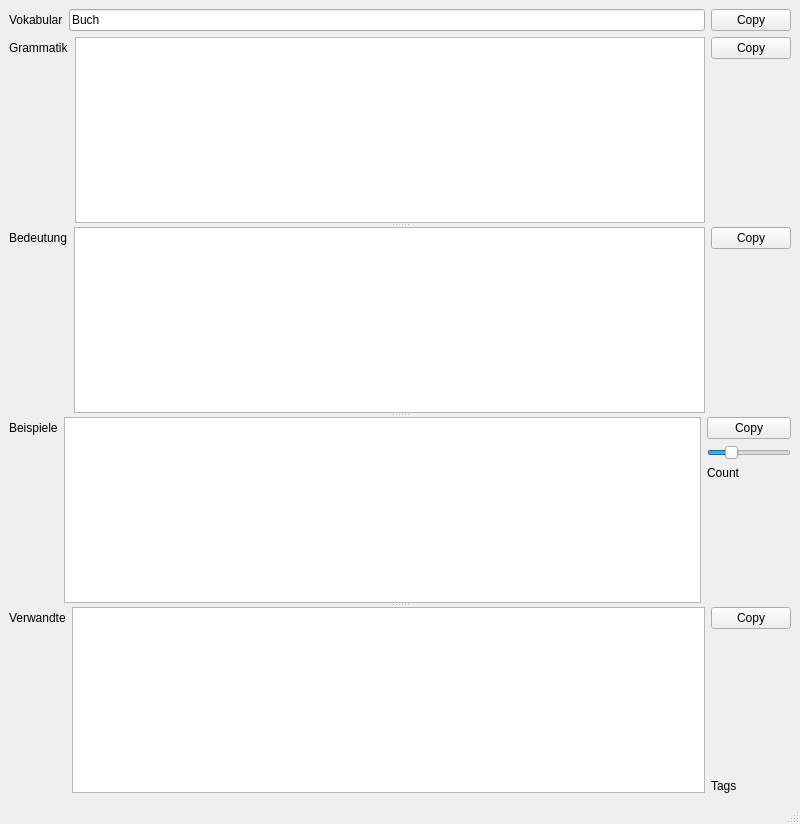
pousche/dwds-pyrser, file mainwindow.ui: the form before one commit.
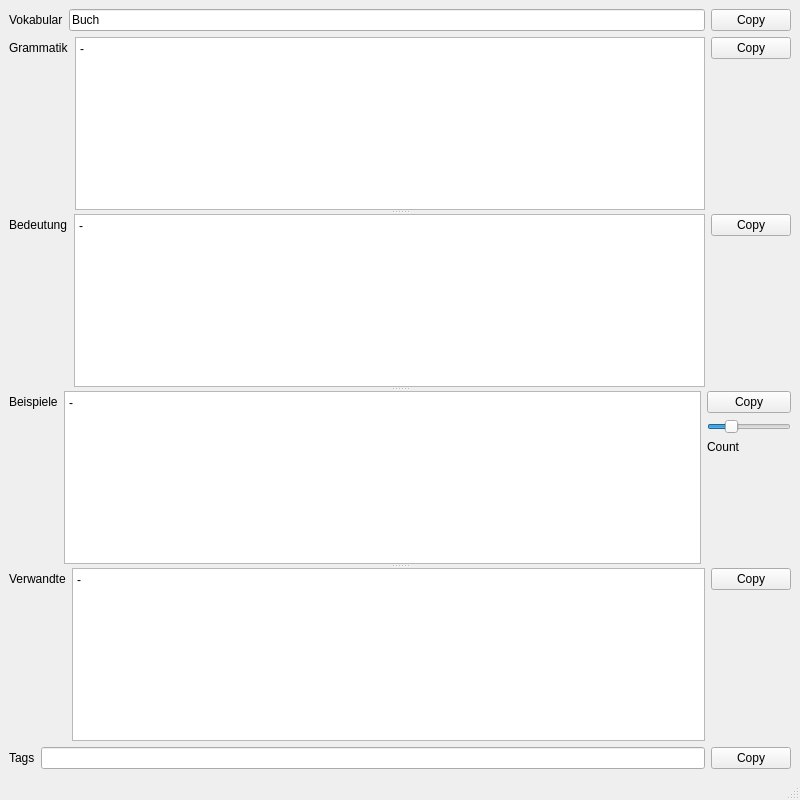
The form after the commit.

Commit message:
Refactor tags UI and add copy functionality
Replaces the tags label with a QLineEdit and adds a copy button for tags in the UI. Updates Parser to improve tag formatting and MainWindow to support the new tags field and copy action. Also sets default placeholder text for grammar, meaning, examples, and thesaurus fields.

Diff of the .ui file:
```diff
--- a/mainwindow.ui
+++ b/mainwindow.ui
@@ -7,7 +7,7 @@
     <x>0</x>
     <y>0</y>
     <width>800</width>
-    <height>824</height>
+    <height>800</height>
    </rect>
   </property>
   <property name="windowTitle">
@@ -88,7 +88,11 @@
          </spacer>
         </item>
         <item row="0" column="1" rowspan="2">
-         <widget class="QPlainTextEdit" name="grammar_plainTextEdit"/>
+         <widget class="QPlainTextEdit" name="grammar_plainTextEdit">
+          <property name="plainText">
+           <string>-</string>
+          </property>
+         </widget>
         </item>
        </layout>
       </widget>
@@ -135,7 +139,11 @@
          </spacer>
         </item>
         <item row="0" column="1" rowspan="2">
-         <widget class="QPlainTextEdit" name="meaning_plainTextEdit"/>
+         <widget class="QPlainTextEdit" name="meaning_plainTextEdit">
+          <property name="plainText">
+           <string>-</string>
+          </property>
+         </widget>
         </item>
        </layout>
       </widget>
@@ -165,7 +173,11 @@
          </widget>
         </item>
         <item row="0" column="1" rowspan="5">
-         <widget class="QPlainTextEdit" name="examples_plainTextEdit"/>
+         <widget class="QPlainTextEdit" name="examples_plainTextEdit">
+          <property name="plainText">
+           <string>-</string>
+          </property>
+         </widget>
         </item>
         <item row="0" column="2">
          <widget class="QPushButton" name="examples_button_copy">
@@ -251,20 +263,42 @@
           </property>
          </spacer>
         </item>
-        <item row="2" column="2">
-         <widget class="QLabel" name="label_tags">
-          <property name="text">
-           <string>Tags</string>
-          </property>
-         </widget>
-        </item>
         <item row="0" column="1" rowspan="3">
-         <widget class="QPlainTextEdit" name="thesaurus_plainTextEdit"/>
+         <widget class="QPlainTextEdit" name="thesaurus_plainTextEdit">
+          <property name="plainText">
+           <string>-</string>
+          </property>
+         </widget>
         </item>
        </layout>
       </widget>
      </widget>
     </item>
+    <item>
+     <layout class="QHBoxLayout" name="horizontalLayout_tag">
+      <item>
+       <widget class="QLabel" name="tag_label">
+        <property name="text">
+         <string>Tags</string>
+        </property>
+       </widget>
+      </item>
+      <item>
+       <widget class="QLineEdit" name="tag_lineEdit">
+        <property name="text">
+         <string/>
+        </property>
+       </widget>
+      </item>
+      <item>
+       <widget class="QPushButton" name="tag_button_copy">
+        <property name="text">
+         <string>Copy</string>
+        </property>
+       </widget>
+      </item>
+     </layout>
+    </item>
    </layout>
   </widget>
   <widget class="QMenuBar" name="menubar">
```
The commit also changes 4 other files.
